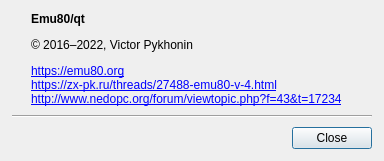
Qt form src/qt/qtAboutDialog.ui (vpyk/emu80v4) before a commit.
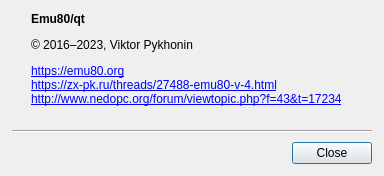
The same form after that commit. Icons and pictures are not drawn.

Diff of the .ui file:
```diff
--- a/src/qt/qtAboutDialog.ui
+++ b/src/qt/qtAboutDialog.ui
@@ -7,7 +7,7 @@
     <x>0</x>
     <y>0</y>
     <width>384</width>
-    <height>160</height>
+    <height>176</height>
    </rect>
   </property>
   <property name="sizePolicy">
@@ -86,7 +86,7 @@
           <string notr="true"/>
          </property>
          <property name="text">
-          <string notr="true">© 2016–2022, Victor Pykhonin</string>
+          <string notr="true">© 2016–2023, Viktor Pykhonin</string>
          </property>
         </widget>
        </item>
```
Left out of the diff: 1 changed line with no effect on the pictures.
